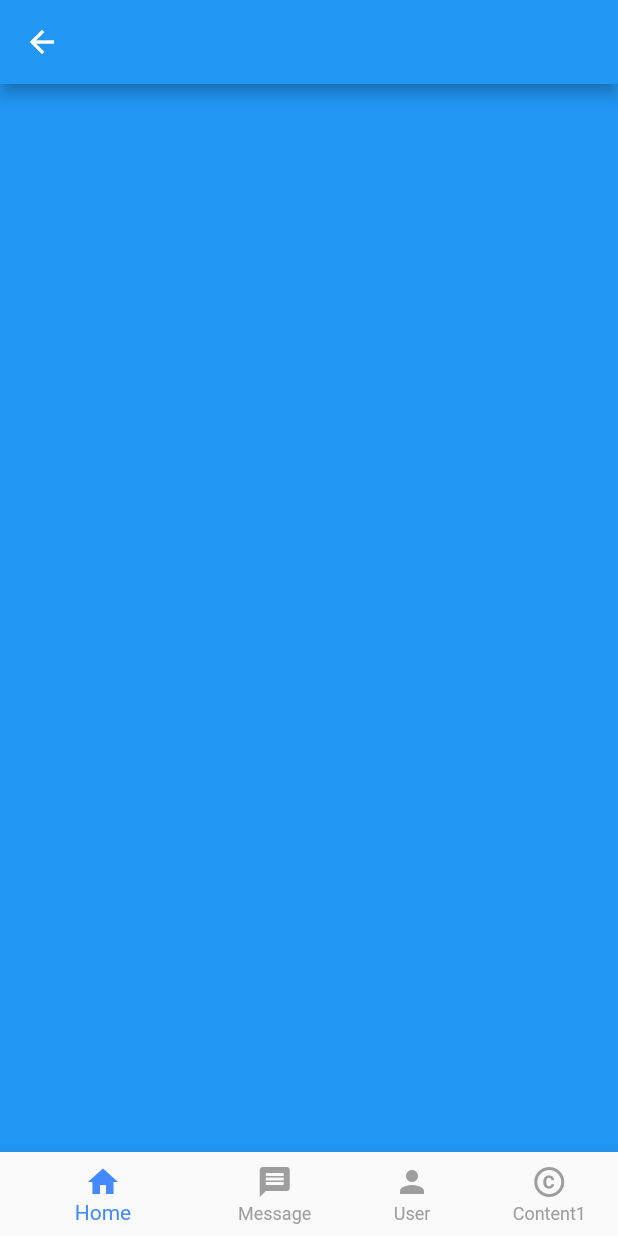
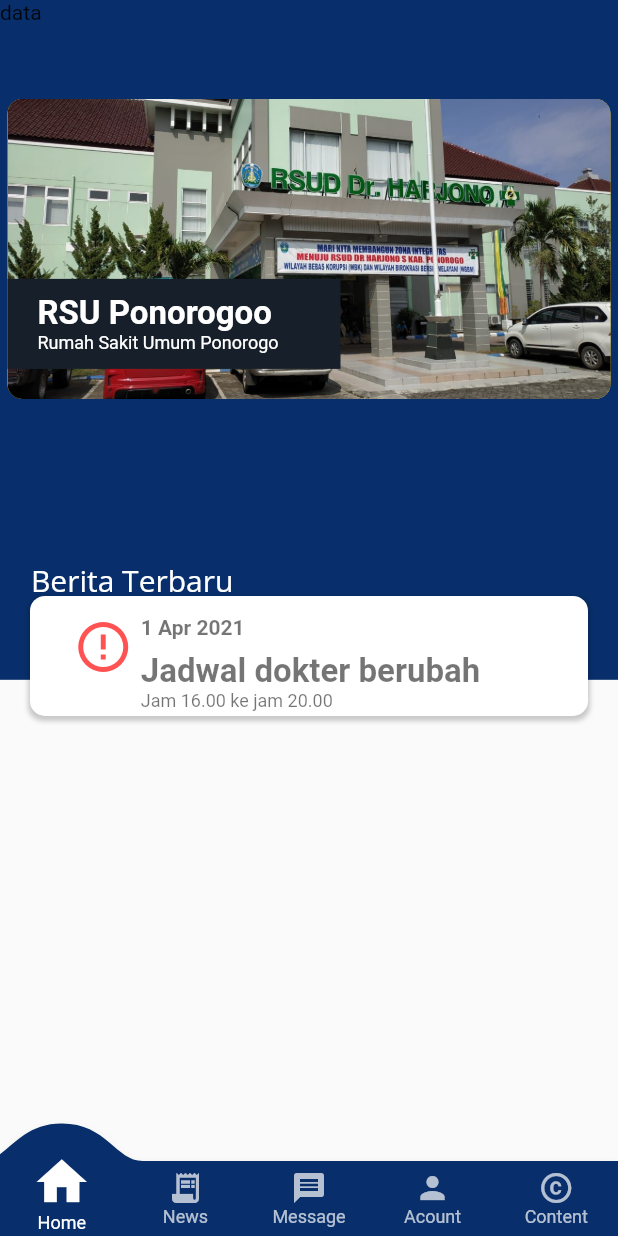
Before and after one commit to praztyobudi/SinauFlutter, a Flutter app: the screen it shows after launch, after a tap on "Login", on a phone screen of 412 x 824 dp. Run offline on Flutter 3.47's test engine with Material 2 defaults, Android fonts, the phone set to English and light mode, and no system bars; drawn by our look-alikes of carousel_slider, convex_bottom_bar; our stand-ins replace date_time_picker, google_fonts; missing offline and left inert: dart:ffi, statusbar; network calls fail.

Commit message:
tambah slider

```diff
--- /dev/null
+++ b/lib/content/home/menus.dart
@@ -0,0 +1,20 @@
+import 'package:flutter/material.dart';
+import 'package:latihanflutter/src/screensize.dart';
+
+class Menus extends StatefulWidget {
+  @override
+  _MenusState createState() => _MenusState();
+}
+
+class _MenusState extends State<Menus> {
+  @override
+  Widget build(BuildContext context) {
+    return Stack(
+      children: [
+        Container(
+          child: Text('data'),
+        )
+      ],
+    );
+  }
+}
--- /dev/null
+++ b/lib/content/home/news_slide.dart
@@ -0,0 +1,135 @@
+import 'package:flutter/material.dart';
+import 'package:google_fonts/google_fonts.dart';
+import 'package:latihanflutter/src/screensize.dart';
+import 'package:carousel_slider/carousel_slider.dart';
+
+class NewsSlide extends StatefulWidget {
+  @override
+  _NewsSlideState createState() => _NewsSlideState();
+}
+
+class _NewsSlideState extends State<NewsSlide> {
+  List cardList = [
+    ['1 Apr 2021', 'Jadwal dokter berubah', 'Jam 16.00 ke jam 20.00'],
+    ['2 Apr 2021', 'Tutup Lebih Awal', 'Jam 16.00 ke jam 20.00'],
+    ['3 Apr 2021', 'Farmasi Sedang Tutup', 'Jam 16.00 ke jam 20.00'],
+  ];
+  List<T> map<T>(List list, Function handler) {
+    List<T> result = [];
+    for (var i = 0; i < list.length; i++) {
+      result.add(handler(i, list[i]));
+    }
+    return result;
+  }
+
+  @override
+  Widget build(BuildContext context) {
+    return Stack(
+      children: [
+        Container(
+          alignment: AlignmentDirectional.centerStart,
+          margin: EdgeInsets.symmetric(
+              horizontal: screenSize.blockHorizontal * 5,
+              vertical: screenSize.blockVertical * 20),
+          child: Text(
+            'Berita Terbaru',
+            style: GoogleFonts.openSans(
+              color: Colors.white,
+              fontStyle: FontStyle.normal,
+              fontSize: 20,
+            ),
+          ),
+        ),
+        Container(
+          margin: EdgeInsets.only(top: screenSize.blockVertical * 47),
+          child: CarouselSlider(
+            options: CarouselOptions(
+              height: 100.0,
+              aspectRatio: 20,
+              viewportFraction: 1.0,
+              disableCenter: true,
+              enlargeCenterPage: true,
+              autoPlay: false,
+              autoPlayInterval: Duration(seconds: 5),
+              enableInfiniteScroll: false,
+            ),
+            items: cardList.map((i) {
+              return Builder(
+                builder: (BuildContext context) {
+                  return Container(
+                    width: MediaQuery.of(context).size.width,
+                    margin: EdgeInsets.symmetric(horizontal: 20, vertical: 10),
+                    padding: EdgeInsets.only(top: 13),
+                    decoration: BoxDecoration(
+                      color: Colors.white,
+                      borderRadius: BorderRadius.circular(10),
+                      boxShadow: [
+                        BoxShadow(
+                          color: Colors.black.withOpacity(0.2),
+                          spreadRadius: 1,
+                          blurRadius: 2,
+                          offset: Offset(0, 2), //x,y
+                        )
+                      ],
+                    ),
+                    child: Row(
+                      crossAxisAlignment: CrossAxisAlignment.center,
+                      children: [
+                        Padding(
+                          padding: EdgeInsets.only(
+                            bottom: screenSize.blockVertical * 3,
+                            left: screenSize.blockHorizontal * 7,
+                          ),
+                          child: Icon(
+                            Icons.error_outline,
+                            color: Colors.redAccent,
+                            size: 40,
+                          ),
+                        ),
+                        Stack(
+                          children: [
+                            Container(
+                              alignment: Alignment.centerLeft,
+                              padding: EdgeInsets.only(left: 5),
+                              child: Column(
+                                crossAxisAlignment: CrossAxisAlignment.start,
+                                children: [
+                                  Container(
+                                    margin: EdgeInsets.only(
+                                        bottom: screenSize.blockVertical * 1),
+                                    child: Text(i[0],
+                                        maxLines: 1,
+                                        style: TextStyle(
+                                            color: Colors.black54,
+                                            fontSize: 14.0,
+                                            fontWeight: FontWeight.bold)),
+                                  ),
+                                  Text(i[1],
+                                      maxLines: 1,
+                                      style: TextStyle(
+                                          color: Colors.black54,
+                                          fontSize: 22.0,
+                                          fontWeight: FontWeight.bold)),
+                                  Text(i[2],
+                                      maxLines: 2,
+                                      style: TextStyle(
+                                          color: Colors.black54,
+                                          fontSize: 12.0,
+                                          fontWeight: FontWeight.normal)),
+                                ],
+                              ),
+                            ),
+                          ],
+                        ),
+                      ],
+                    ),
+                  );
+                },
+              );
+            }).toList(),
+          ),
+        ),
+      ],
+    );
+  }
+}
--- /dev/null
+++ b/lib/content/home/slides_master.dart
@@ -0,0 +1,138 @@
+import 'dart:ui';
+
+import 'package:flutter/material.dart';
+import 'package:latihanflutter/content/home/menus.dart';
+import 'package:latihanflutter/content/home/news_slide.dart';
+
+import 'package:latihanflutter/src/screensize.dart';
+import 'package:carousel_slider/carousel_slider.dart';
+import 'package:latihanflutter/content/home/news_slide.dart' show NewsSlide;
+
+class Home extends StatefulWidget {
+  @override
+  _HomeState createState() => _HomeState();
+}
+
+class _HomeState extends State<Home> {
+  @override
+  int _currentIndex = 0;
+  List cardList = [
+    [
+      'assets/images/slide/slide1.jpg',
+      'RSU Ponorogoo',
+      'Rumah Sakit Umum Ponorogo'
+    ],
+    [
+      'assets/images/slide/slide2.png',
+      'Vaksin Covid 19',
+      'Proses Vaksin ke Pasien'
+    ],
+    [
+      'assets/images/slide/slide3.png',
+      'Fasilitas RS',
+      'Fasilitas yang ada di Rumah Sakit Ponorogo'
+    ],
+  ];
+  List<T> map<T>(List list, Function handler) {
+    List<T> result = [];
+    for (var i = 0; i < list.length; i++) {
+      result.add(handler(i, list[i]));
+    }
+    return result;
+  }
+
+  @override
+  Widget build(BuildContext context) {
+    return MaterialApp(
+      debugShowCheckedModeBanner: false,
+      home: Scaffold(
+        body: Stack(
+          children: [
+            Container(
+              color: Color.fromRGBO(8, 47, 107, 1),
+              height: screenSize.blockVertical * 55,
+              width: screenSize.blockHorizontal * 100,
+            ),
+            Container(
+              margin: EdgeInsets.only(top: screenSize.blockVertical * 8),
+              child: CarouselSlider(
+                options: CarouselOptions(
+                  height: 200.0,
+                  aspectRatio: 20,
+                  viewportFraction: 1.0,
+                  disableCenter: true,
+                  enlargeCenterPage: true,
+                  enlargeStrategy: CenterPageEnlargeStrategy.scale,
+                  autoPlayCurve: Curves.easeOut,
+                  autoPlay: true,
+                  autoPlayInterval: Duration(seconds: 5),
+                ),
+                items: cardList.map((i) {
+                  return Builder(
+                    builder: (BuildContext context) {
+                      return Container(
+                        width: MediaQuery.of(context).size.width,
+                        margin: EdgeInsets.symmetric(horizontal: 5),
+                        decoration: BoxDecoration(
+                            color: Colors.amber,
+                            borderRadius: BorderRadius.circular(10)),
+                        child: Stack(
+                          children: [
+                            ClipRRect(
+                              borderRadius: BorderRadius.circular(10),
+                              child: Image.asset(
+                                i[0],
+                                fit: BoxFit.cover,
+                                alignment: AlignmentDirectional.center,
+                                height: screenSize.blockVertical * 40,
+                                width: screenSize.blockHorizontal * 100,
+                              ),
+                            ),
+                            Padding(
+                              padding: EdgeInsets.only(
+                                top: 100,
+                                right: 180,
+                              ),
+                              child: Container(
+                                alignment: Alignment.centerLeft,
+                                padding: EdgeInsets.only(left: 20, top: 10),
+                                margin: EdgeInsets.only(bottom: 20, top: 20),
+                                decoration: BoxDecoration(
+                                    color: Color.fromRGBO(23, 32, 42, 99)),
+                                child: Column(
+                                  crossAxisAlignment: CrossAxisAlignment.start,
+                                  children: [
+                                    Text(i[1],
+                                        maxLines: 1,
+                                        style: TextStyle(
+                                            color: Colors.white,
+                                            fontSize: 22.0,
+                                            fontWeight: FontWeight.bold)),
+                                    Container(
+                                      child: Text(i[2],
+                                          maxLines: 2,
+                                          style: TextStyle(
+                                              color: Colors.white,
+                                              fontSize: 12.0,
+                                              fontWeight: FontWeight.normal)),
+                                    ),
+                                  ],
+                                ),
+                              ),
+                            ),
+                          ],
+                        ),
+                      );
+                    },
+                  );
+                }).toList(),
+              ),
+            ),
+            NewsSlide(),
+            Menus(),
+          ],
+        ),
+      ),
+    );
+  }
+}
--- a/lib/content/test.dart
+++ /dev/null
@@ -1,10 +0,0 @@
-import 'package:flutter/material.dart';
-
-class Test extends StatelessWidget {
-  @override
-  Widget build(BuildContext context) {
-    return Container(
-      decoration: BoxDecoration(color: Colors.blue),
-    );
-  }
-}
--- a/lib/dashboard.dart
+++ b/lib/dashboard.dart
@@ -2,7 +2,8 @@
 
 import 'package:flutter/material.dart';
 import 'package:latihanflutter/content/content_1.dart';
-import 'package:latihanflutter/content/test.dart';
+import 'package:latihanflutter/content/home/slides_master.dart';
+import 'package:convex_bottom_bar/convex_bottom_bar.dart';
 
 class Page1 extends StatefulWidget {
   @override
@@ -12,11 +13,11 @@
 class _Page1State extends State<Page1> {
   int _pilihIndex = 0; //pengisian nilai awal
   List<Widget> _isiList = <Widget>[
-    Test(),
-    // Text('Home'), //0
-    Text('Message'), //1
-    Text('Profile'), //2
-    Content1(), //3
+    Home(), //0
+    Text('News'), //1
+    Text('Message'), //2
+    Text('Profile'), //3
+    Content1(), //4
   ]; //list sesuai urutan _pilihIndex
 
   Void _onItemTap(int index) {
@@ -29,27 +30,33 @@
   @override
   Widget build(BuildContext context) {
     return Scaffold(
-      appBar: AppBar(
-        title: Center(child: _isiList.elementAt(_pilihIndex)),
-      ),
+      // appBar: AppBar(
+      //   title: Center(child: _isiList.elementAt(_pilihIndex)),
+      // ),
       body: Center(
         child: _isiList.elementAt(_pilihIndex),
       ), //menampilkan isi dari _isiList
-      bottomNavigationBar: BottomNavigationBar(
-        items: const <BottomNavigationBarItem>[
-          BottomNavigationBarItem(icon: Icon(Icons.home), title: Text('Home')),
-          BottomNavigationBarItem(
-              icon: Icon(Icons.message), title: Text('Message')),
-          BottomNavigationBarItem(
-              icon: Icon(Icons.person), title: Text('User')),
-          BottomNavigationBarItem(
-              icon: Icon(Icons.copyright_sharp), title: Text('Content1')),
+      bottomNavigationBar: ConvexAppBar.badge(
+        {1: '10'},
+        items: [
+          TabItem(
+            icon: Icons.home,
+            title: 'Home',
+          ),
+          TabItem(icon: Icons.receipt_long, title: 'News'),
+          TabItem(icon: Icons.message, title: 'Message'),
+          TabItem(icon: Icons.person, title: 'Acount'),
+          TabItem(icon: Icons.copyright_sharp, title: 'Content'),
         ],
-        currentIndex: _pilihIndex,
-        selectedItemColor: Colors.blueAccent,
-        unselectedItemColor: Colors.grey,
-        showUnselectedLabels: true, //kondisi index saat ini
-        onTap: _onItemTap, //kondisi ketika aksi tap
+        style: TabStyle.react,
+        initialActiveIndex: _pilihIndex,
+        color: Colors.white70, //color inactive
+        onTap: _onItemTap,
+        backgroundColor: Color.fromRGBO(8, 47, 107, 1),
+        curve: Curves.easeInOut,
+        badgeColor: Colors.redAccent,
+        badgeTextColor: Colors.white,
+        badgeMargin: EdgeInsets.only(bottom: 20, right: 20),
       ),
     );
   }
--- a/lib/login.dart
+++ b/lib/login.dart
@@ -16,11 +16,11 @@
 }
 
 class _LoginPageState extends State<LoginPage> {
-  @override
-  void initState() {
-    super.initState();
-    StatusBar.color(Color.fromRGBO(18, 99, 221, 1.0));
-  }
+  // @override
+  // void initState() {
+  //   super.initState();
+  //   StatusBar.color(Color.fromRGBO(18, 99, 221, 1.0));
+  // }
 
   @override
   Widget build(BuildContext context) {
--- a/lib/loginX.dart
+++ /dev/null
@@ -1,104 +0,0 @@
-import 'package:flutter/material.dart';
-import 'package:latihanflutter/dashboard.dart';
-import 'package:date_time_picker/date_time_picker.dart';
-
-// import 'package:flutter/services.dart';
-
-class LoginPage extends StatefulWidget {
-  @override
-  _LoginPageState createState() => _LoginPageState();
-}
-
-class _LoginPageState extends State<LoginPage> {
-  @override
-  Widget build(BuildContext context) {
-    return Scaffold(
-        body: Container(
-      decoration: BoxDecoration(color: Color.fromRGBO(14, 74, 165, 1.0)),
-      child: Padding(
-        padding: const EdgeInsets.all(20.0),
-        child: Column(
-          mainAxisAlignment: MainAxisAlignment.center,
-          children: [
-            Container(
-              alignment: Alignment.centerLeft,
-              padding: const EdgeInsets.only(bottom: 10),
-              child: Text(
-                'Nomor ARM',
-                style: TextStyle(fontSize: 15),
-              ),
-            ),
-            Container(
-              child: TextField(
-                keyboardType: TextInputType.number,
-                decoration: const InputDecoration(
-                  border: OutlineInputBorder(),
-                  prefixIcon: Icon(Icons.list),
-                  hintText: 'Insert Number',
-                  helperText: 'Information Number',
-                  labelText: 'Number',
-                ),
-              ),
-            ),
-            Container(
-              alignment: Alignment.centerLeft,
-              padding: const EdgeInsets.only(top: 15, bottom: 10),
-              child: Text(
-                'Masukkan tanggal lahir',
-                style: TextStyle(fontSize: 15),
-              ),
-            ),
-            Container(
-              child: DateTimePicker(
-                decoration: const InputDecoration(
-                  helperText: 'Information Date of birth',
-                  border: OutlineInputBorder(),
-                  prefixIcon: Icon(Icons.event),
-                ),
-                calendarTitle: 'Pilih Tanggal Lahir',
-                type: DateTimePickerType.date,
-                dateMask: 'd MMM, yyyy',
-                initialValue: DateTime.now().toString(),
-                firstDate: DateTime(1800),
-                lastDate: DateTime(2100),
-                // dateLabelText: 'Date',
-                selectableDayPredicate: (date) {
-                  // Disable weekend days to select from the calendar
-                  if (date.weekday == 6 || date.weekday == 7) {
-                    return false;
-                  }
-
-                  return true;
-                },
-                onChanged: (val) => print(val),
-                validator: (val) {
-                  print(val);
-                  return null;
-                },
-                onSaved: (val) => print(val),
-              ),
-            ),
-            Container(
-              padding: const EdgeInsets.only(top: 15),
-              // ignore: deprecated_member_use
-              child: FlatButton(
-                onPressed: () {
-                  Navigator.of(context)
-                      .push(MaterialPageRoute(builder: (context) => Page1()));
-                  // Navigator.pushReplacement(
-                  //     context,
-                  //     MaterialPageRoute(
-                  //         builder: (context) => Page1())); //tanpa history
-                },
-                child: Text('Login'),
-                splashColor: Colors.white,
-                textColor: Colors.white,
-                color: Colors.lightBlue,
-              ),
-            )
-          ],
-        ),
-      ),
-    ));
-  }
-}
--- a/pubspec.yaml
+++ b/pubspec.yaml
@@ -27,6 +27,9 @@
   http: ^0.13.1
   google_fonts: ^2.0.0
   statusbar: ^1.1.0
+  convex_bottom_bar: ^3.0.0
+  carousel_slider: ^3.0.0
+
 
 
   # The following adds the Cupertino Icons font to your application.
@@ -52,6 +55,8 @@
   assets:
       - assets/images/cat.png
       - assets/images/gb1.png
+      - assets/images/slide/
+
   #   - images/a_dot_burr.jpeg
   #   - images/a_dot_ham.jpeg
 
```
Also changed, not shown: assets/images/slide/slide1.jpg (added), assets/images/slide/slide2.png (added), assets/images/slide/slide3.png (added), lib/src/validasi.dart (deleted), pubspec.lock.
